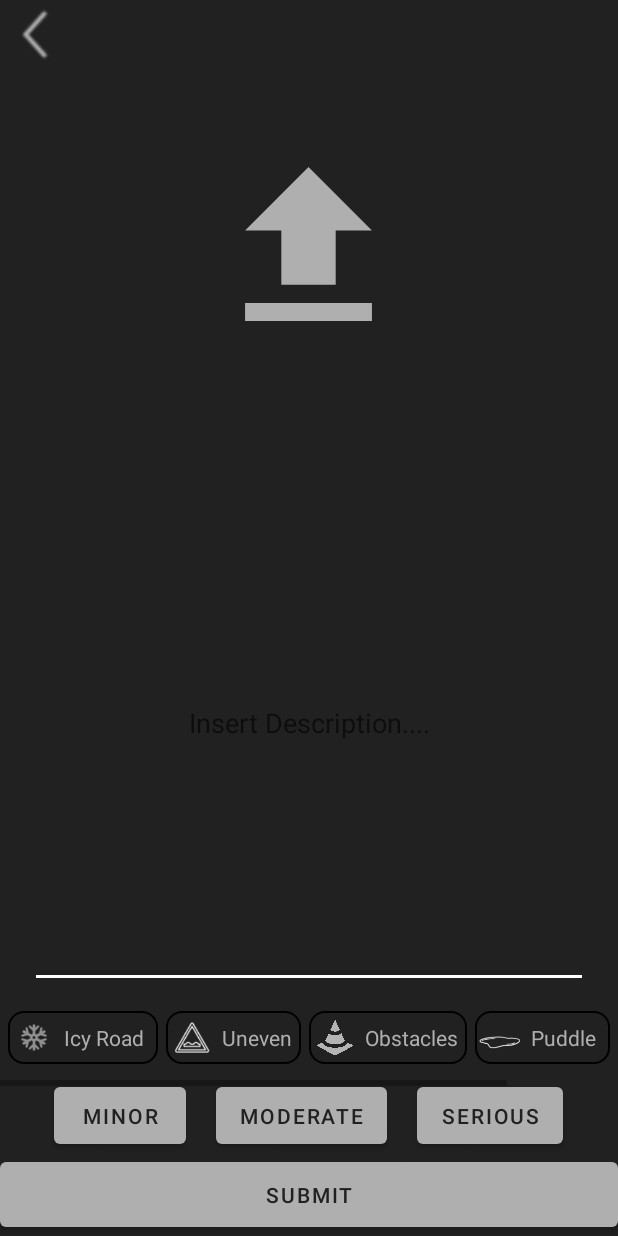
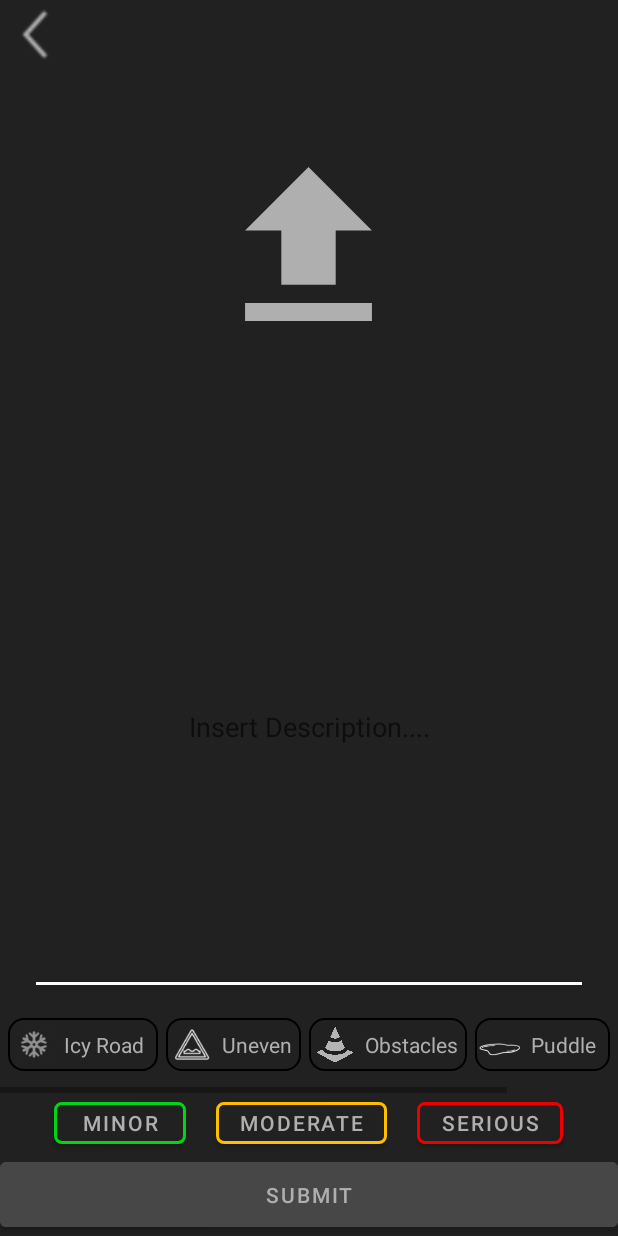
Before and after one commit to psuPenguins/GDSC_2023, an Android app: the layout activity_new_report.xml on its own in the app's theme, with its tools: preview values and no code run, on a phone screen of 412 x 824 dp. Run offline under Robolectric (Android 15) with nearby library versions, the phone set to English and light mode, and no system bars.

Commit message:
Selina: Modify new report's severity buttons

```diff
--- a/app/src/main/res/layout/activity_new_report.xml
+++ b/app/src/main/res/layout/activity_new_report.xml
@@ -52,7 +52,7 @@
         android:layout_width="match_parent"
         android:layout_height="50dp"
         android:layout_above="@+id/hsvSeverity"
-        android:layout_marginBottom="-5dp">
+        android:layout_marginBottom="0dp">
 
         <LinearLayout
             android:layout_width="wrap_content"
@@ -75,7 +75,7 @@
     <LinearLayout
         android:id="@+id/hsvSeverity"
         android:layout_width="wrap_content"
-        android:layout_height="50dp"
+        android:layout_height="40dp"
         android:layout_above="@id/submitReportButton"
         android:layout_centerInParent="true"
         android:orientation="horizontal">
@@ -86,8 +86,12 @@
             android:layout_height="match_parent"
             android:layout_marginStart="10dp"
             android:layout_marginEnd="10dp"
-            android:contentDescription="10dp"
-            android:text="Minor" />
+            android:text="Minor"
+            app:cornerRadius="5dp"
+            app:strokeColor="@color/green"
+            app:strokeWidth="2dp"
+            android:backgroundTint="@color/background"
+            android:textColor="@color/foreground" />
 
         <Button
             android:id="@+id/newModerateButton"
@@ -95,8 +99,12 @@
             android:layout_height="match_parent"
             android:layout_marginStart="10dp"
             android:layout_marginEnd="10dp"
-            android:contentDescription="10dp"
-            android:text="Moderate" />
+            android:text="Moderate"
+            app:cornerRadius="5sp"
+            app:strokeColor="@color/yellow"
+            app:strokeWidth="2dp"
+            android:backgroundTint="@color/background"
+            android:textColor="@color/foreground" />
 
         <Button
             android:id="@+id/newSeriousButton"
@@ -104,8 +112,12 @@
             android:layout_height="match_parent"
             android:layout_marginStart="10dp"
             android:layout_marginEnd="10dp"
-            android:contentDescription="10dp"
-            android:text="Serious" />
+            android:backgroundTint="@color/background"
+            android:text="Serious"
+            app:cornerRadius="5dp"
+            app:strokeColor="@color/red"
+            app:strokeWidth="2dp"
+            android:textColor="@color/foreground" />
     </LinearLayout>
 
     <Button
@@ -114,7 +126,9 @@
         android:layout_height="55dp"
         android:layout_alignParentStart="true"
         android:layout_alignParentBottom="true"
+        android:backgroundTint="@color/button"
         android:text="SUBMIT"
-        android:textAlignment="center" />
+        android:textAlignment="center"
+        android:textColor="@color/foreground" />
 
 </RelativeLayout>
--- a/app/src/main/res/layout/type_icy_road.xml
+++ b/app/src/main/res/layout/type_icy_road.xml
@@ -8,7 +8,7 @@
     android:layout_alignParentBottom="true"
     android:layout_marginStart="5dp"
     android:layout_marginBottom="5dp"
-    android:background="@drawable/rounded_layout"
+    android:background="@drawable/type_buttons_layout"
     android:clickable="true"
     android:orientation="horizontal"
     android:padding="-10dp"
--- a/app/src/main/res/layout/type_obstacle.xml
+++ b/app/src/main/res/layout/type_obstacle.xml
@@ -8,7 +8,7 @@
     android:layout_alignParentBottom="true"
     android:layout_marginStart="5dp"
     android:layout_marginBottom="5dp"
-    android:background="@drawable/rounded_layout"
+    android:background="@drawable/type_buttons_layout"
     android:clickable="true"
     android:orientation="horizontal"
     android:padding="-10dp"
--- a/app/src/main/res/layout/type_others.xml
+++ b/app/src/main/res/layout/type_others.xml
@@ -8,7 +8,7 @@
     android:layout_alignParentBottom="true"
     android:layout_marginStart="5dp"
     android:layout_marginBottom="5dp"
-    android:background="@drawable/rounded_layout"
+    android:background="@drawable/type_buttons_layout"
     android:clickable="true"
     android:orientation="horizontal"
     android:padding="-10dp"
--- a/app/src/main/res/layout/type_puddle.xml
+++ b/app/src/main/res/layout/type_puddle.xml
@@ -8,7 +8,7 @@
     android:layout_alignParentBottom="true"
     android:layout_marginStart="5dp"
     android:layout_marginBottom="5dp"
-    android:background="@drawable/rounded_layout"
+    android:background="@drawable/type_buttons_layout"
     android:clickable="true"
     android:orientation="horizontal"
     android:padding="-10dp"
--- a/app/src/main/res/layout/type_uneven.xml
+++ b/app/src/main/res/layout/type_uneven.xml
@@ -8,7 +8,7 @@
     android:layout_alignParentBottom="true"
     android:layout_marginStart="5dp"
     android:layout_marginBottom="5dp"
-    android:background="@drawable/rounded_layout"
+    android:background="@drawable/type_buttons_layout"
     android:clickable="true"
     android:orientation="horizontal"
     android:padding="-10dp"
--- a/app/src/main/res/values/colors.xml
+++ b/app/src/main/res/values/colors.xml
@@ -2,9 +2,12 @@
 <resources>
     <color name="foreground">#AFAFAF</color>
     <color name="main">#FFFFFF</color>
-    <color name="background">#2C2C2C</color>
+    <color name="background">#212121</color>
     <color name="button">#474747</color>
-    <color name="teal_700">#FF018786</color>
-    <color name="black">#FF000000</color>
-    <color name="white">#FFFFFFFF</color>
+    <color name="black">#000000</color>
+
+    // Severity colors
+    <color name="red">#ED0000</color>
+    <color name="yellow">#FFBF00</color>
+    <color name="green">#00D615</color>
 </resources>
--- a/app/src/main/res/values/themes.xml
+++ b/app/src/main/res/values/themes.xml
@@ -4,7 +4,7 @@
         <!-- Primary brand color. -->
         <item name="colorPrimary">@color/foreground</item>
         <item name="colorPrimaryVariant">@color/button</item>
-        <item name="colorOnPrimary">@color/backButton_background</item>
+        <item name="colorOnPrimary">@color/background</item>
         <!-- Secondary brand color. -->
         <item name="colorSecondary">@color/main</item>
         <item name="colorSecondaryVariant">@color/main</item>
```
Also changed, not shown: app/src/main/res/drawable/type_buttons_layout.xml (renamed from app/src/main/res/drawable/rounded_layout.xml).
